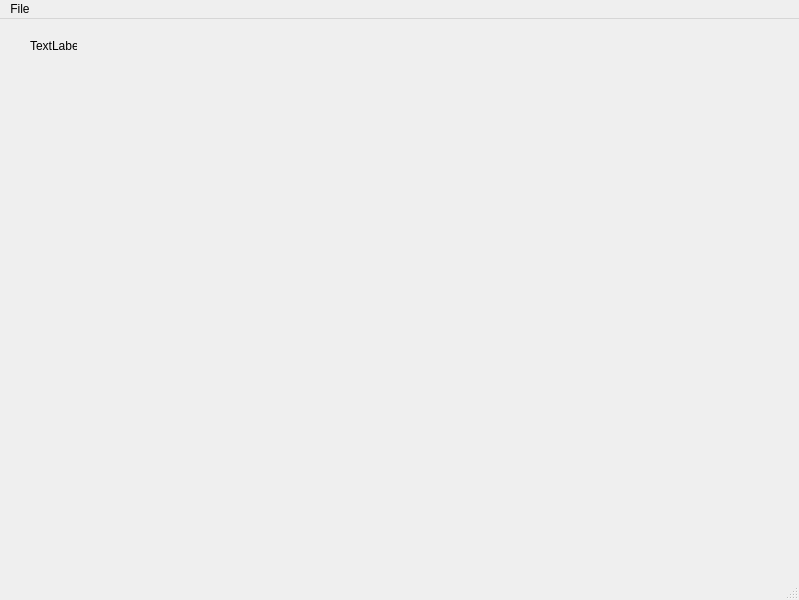
This is Introduction.ui in vu-lbq/PyQt6-QtDesigner as Qt 5 draws it before an edit. The edited form follows.
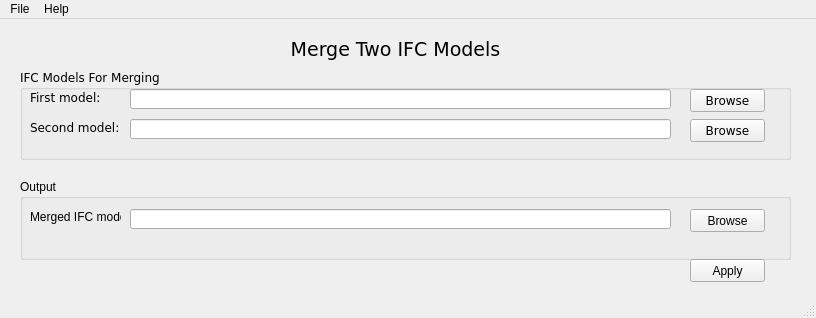
This is the edited form.

Diff of the .ui file:
```diff
--- a/Introduction.ui
+++ b/Introduction.ui
@@ -6,8 +6,8 @@
    <rect>
     <x>0</x>
     <y>0</y>
-    <width>799</width>
-    <height>600</height>
+    <width>816</width>
+    <height>318</height>
    </rect>
   </property>
   <property name="windowTitle">
@@ -35,14 +35,184 @@
    <widget class="QLabel" name="label01">
     <property name="geometry">
      <rect>
-      <x>30</x>
-      <y>20</y>
-      <width>47</width>
-      <height>13</height>
+      <x>-10</x>
+      <y>10</y>
+      <width>811</width>
+      <height>41</height>
      </rect>
     </property>
+    <property name="font">
+     <font>
+      <family>Verdana</family>
+      <pointsize>14</pointsize>
+     </font>
+    </property>
+    <property name="layoutDirection">
+     <enum>Qt::LeftToRight</enum>
+    </property>
     <property name="text">
-     <string>TextLabel</string>
+     <string>Merge Two IFC Models</string>
+    </property>
+    <property name="scaledContents">
+     <bool>false</bool>
+    </property>
+    <property name="alignment">
+     <set>Qt::AlignCenter</set>
+    </property>
+    <property name="indent">
+     <number>0</number>
+    </property>
+   </widget>
+   <widget class="QGroupBox" name="groupBox">
+    <property name="geometry">
+     <rect>
+      <x>20</x>
+      <y>50</y>
+      <width>771</width>
+      <height>91</height>
+     </rect>
+    </property>
+    <property name="font">
+     <font>
+      <family>Verdana</family>
+     </font>
+    </property>
+    <property name="title">
+     <string>IFC Models For Merging</string>
+    </property>
+    <widget class="QLabel" name="label">
+     <property name="geometry">
+      <rect>
+       <x>10</x>
+       <y>20</y>
+       <width>91</width>
+       <height>16</height>
+      </rect>
+     </property>
+     <property name="text">
+      <string>First model:</string>
+     </property>
+    </widget>
+    <widget class="QLineEdit" name="lineEdit01">
+     <property name="geometry">
+      <rect>
+       <x>110</x>
+       <y>20</y>
+       <width>541</width>
+       <height>20</height>
+      </rect>
+     </property>
+    </widget>
+    <widget class="QPushButton" name="browseButton01">
+     <property name="geometry">
+      <rect>
+       <x>670</x>
+       <y>20</y>
+       <width>75</width>
+       <height>23</height>
+      </rect>
+     </property>
+     <property name="text">
+      <string>Browse</string>
+     </property>
+    </widget>
+    <widget class="QLabel" name="label_2">
+     <property name="geometry">
+      <rect>
+       <x>10</x>
+       <y>50</y>
+       <width>91</width>
+       <height>16</height>
+      </rect>
+     </property>
+     <property name="text">
+      <string>Second model:</string>
+     </property>
+    </widget>
+    <widget class="QLineEdit" name="lineEdit02">
+     <property name="geometry">
+      <rect>
+       <x>110</x>
+       <y>50</y>
+       <width>541</width>
+       <height>20</height>
+      </rect>
+     </property>
+    </widget>
+    <widget class="QPushButton" name="browseButton02">
+     <property name="geometry">
+      <rect>
+       <x>670</x>
+       <y>50</y>
+       <width>75</width>
+       <height>23</height>
+      </rect>
+     </property>
+     <property name="text">
+      <string>Browse</string>
+     </property>
+    </widget>
+   </widget>
+   <widget class="QGroupBox" name="groupBox_2">
+    <property name="geometry">
+     <rect>
+      <x>20</x>
+      <y>160</y>
+      <width>771</width>
+      <height>81</height>
+     </rect>
+    </property>
+    <property name="title">
+     <string>Output</string>
+    </property>
+    <widget class="QLabel" name="label_3">
+     <property name="geometry">
+      <rect>
+       <x>10</x>
+       <y>30</y>
+       <width>91</width>
+       <height>16</height>
+      </rect>
+     </property>
+     <property name="text">
+      <string>Merged IFC model:</string>
+     </property>
+    </widget>
+    <widget class="QLineEdit" name="lineEdit03">
+     <property name="geometry">
+      <rect>
+       <x>110</x>
+       <y>30</y>
+       <width>541</width>
+       <height>20</height>
+      </rect>
+     </property>
+    </widget>
+    <widget class="QPushButton" name="saveButton03">
+     <property name="geometry">
+      <rect>
+       <x>670</x>
+       <y>30</y>
+       <width>75</width>
+       <height>23</height>
+      </rect>
+     </property>
+     <property name="text">
+      <string>Browse</string>
+     </property>
+    </widget>
+   </widget>
+   <widget class="QPushButton" name="applyButton">
+    <property name="geometry">
+     <rect>
+      <x>690</x>
+      <y>240</y>
+      <width>75</width>
+      <height>23</height>
+     </rect>
+    </property>
+    <property name="text">
+     <string>Apply</string>
     </property>
    </widget>
   </widget>
@@ -51,7 +221,7 @@
     <rect>
      <x>0</x>
      <y>0</y>
-     <width>799</width>
+     <width>816</width>
      <height>21</height>
     </rect>
    </property>
@@ -63,7 +233,15 @@
     <addaction name="separator"/>
     <addaction name="actionExit"/>
    </widget>
+   <widget class="QMenu" name="menuHelp">
+    <property name="title">
+     <string>Help</string>
+    </property>
+    <addaction name="actionAbout"/>
+    <addaction name="actionHelp_F1"/>
+   </widget>
    <addaction name="menuFile"/>
+   <addaction name="menuHelp"/>
   </widget>
   <widget class="QStatusBar" name="statusbar"/>
   <action name="actionNew_Project">
```
Left out of the diff: 10 changed lines with no effect on the pictures.
